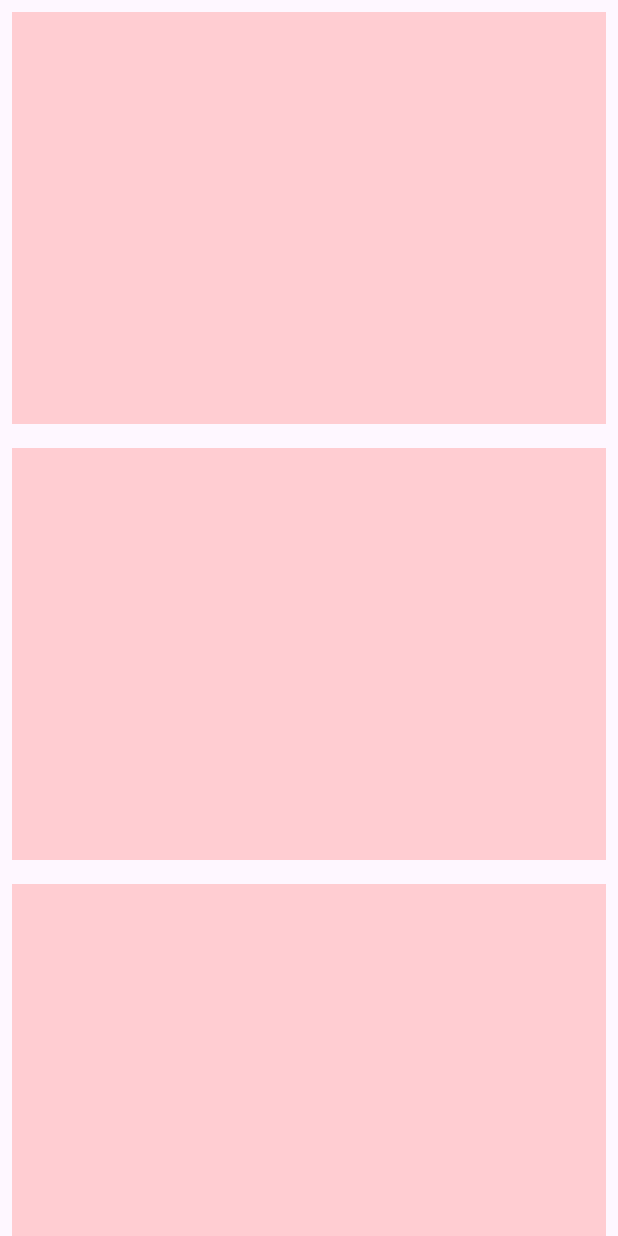
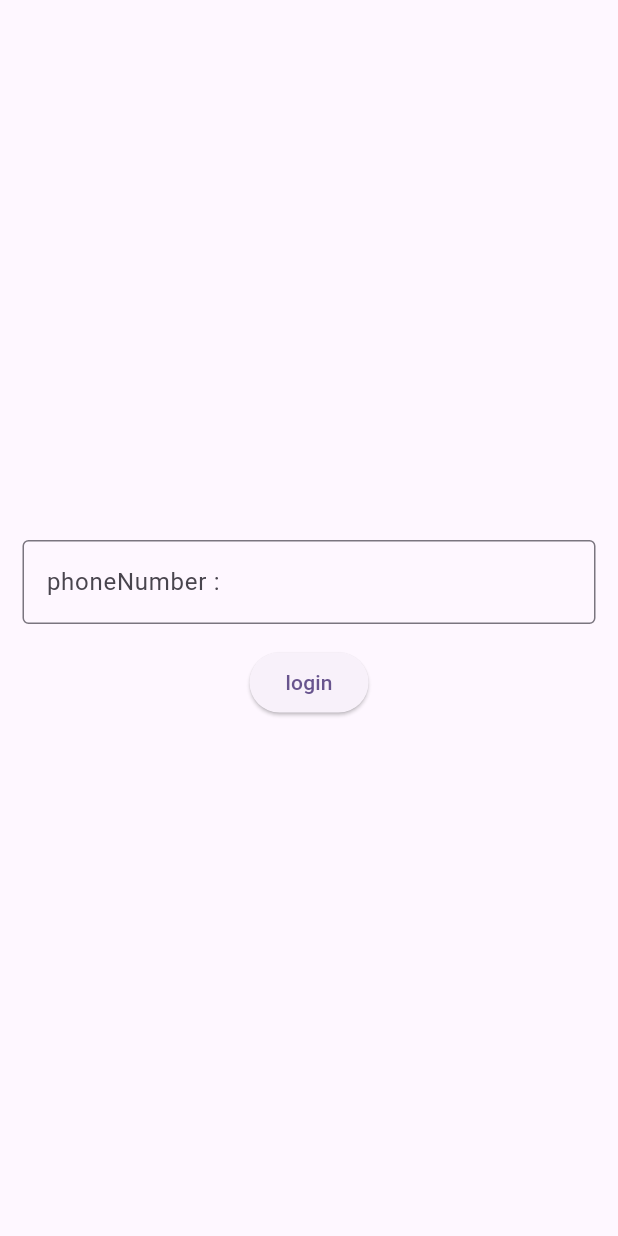
Before and after one commit to rahulrgz/kalpaka_customer_app, a Flutter app: the screen it shows after launch, on a phone screen of 412 x 824 dp. Run offline on Flutter 3.47's test engine with Material 3 defaults, Android fonts, the light colour scheme and no system bars; our stand-ins replace cloud_firestore, firebase_core, flutter_riverpod, fpdart, riverpod; accounts and stored records are empty.

Commit message:
login set

```diff
--- /dev/null
+++ b/lib/core/constants/firebaseConstants.dart
@@ -0,0 +1,3 @@
+class FirebaseConstants{
+  static const orderCollection='orders';
+}
--- /dev/null
+++ b/lib/core/failure.dart
@@ -0,0 +1,5 @@
+class Failure{
+  final String message;
+
+  Failure(this.message);
+}
--- /dev/null
+++ b/lib/core/type_def.dart
@@ -0,0 +1,5 @@
+import 'package:fpdart/fpdart.dart';
+import 'failure.dart';
+
+typedef FutureEither<T>=Future<Either<Failure,T>>;
+typedef FutureVoid=FutureEither<void>;
--- /dev/null
+++ b/lib/core/utils.dart
@@ -0,0 +1,6 @@
+import 'package:flutter/cupertino.dart';
+import 'package:flutter/material.dart';
+
+void showSnackbar({required BuildContext context, required String text}){
+  ScaffoldMessenger.of(context)..hideCurrentSnackBar()..showSnackBar(SnackBar(content: Text(text)));
+}
--- /dev/null
+++ b/lib/features/authentication/screens/loginScreen.dart
@@ -0,0 +1,46 @@
+import 'package:flutter/material.dart';
+import 'package:flutter_riverpod/flutter_riverpod.dart';
+import 'package:kalpaka_customer_app/features/authentication/authController/authController.dart';
+import 'package:riverpod/riverpod.dart';
+
+
+class LoginScreen extends ConsumerStatefulWidget {
+   LoginScreen({super.key});
+
+  @override
+  ConsumerState<LoginScreen> createState() => _LoginScreenState();
+}
+
+class _LoginScreenState extends ConsumerState<LoginScreen> {
+  final _phoneController=TextEditingController();
+
+  loginUser(){
+    ref.read(authControllerProvider.notifier).loginUser(number: _phoneController.text, context: context);
+  }
+
+  @override
+  Widget build(BuildContext context) {
+    return Scaffold(
+      body: Column(
+        mainAxisAlignment: MainAxisAlignment.center,
+        children: [
+          Padding(
+            padding: const EdgeInsets.all(15.0),
+            child: TextFormField(
+              controller: _phoneController,
+              decoration: InputDecoration(
+                  hintText: 'phoneNumber :',
+                  border: OutlineInputBorder()),
+            ),
+          ),
+
+          ElevatedButton(onPressed: (){
+loginUser();
+          },
+              child: Text("login"),
+          )
+        ],
+      ),
+    );
+  }
+}
--- a/lib/main.dart
+++ b/lib/main.dart
@@ -1,8 +1,14 @@
+import 'package:firebase_core/firebase_core.dart';
 import 'package:flutter/material.dart';
-import 'package:kalpaka_customer_app/features/homePage/screeens/homeScreen.dart';
+import 'package:flutter_riverpod/flutter_riverpod.dart';
+import 'package:kalpaka_customer_app/features/authentication/screens/loginScreen.dart';
 
-void main() {
-  runApp(const MyApp());
+import 'firebase_options.dart';
+
+void main() async{
+  WidgetsFlutterBinding.ensureInitialized();
+  await Firebase.initializeApp(options: DefaultFirebaseOptions.currentPlatform);
+  runApp(ProviderScope(child:  MyApp()));
 }
 
 class MyApp extends StatelessWidget {
@@ -14,25 +20,10 @@
     return MaterialApp(
       title: 'Flutter Demo',
       theme: ThemeData(
-        // This is the theme of your application.
-        //
-        // TRY THIS: Try running your application with "flutter run". You'll see
-        // the application has a purple toolbar. Then, without quitting the app,
-        // try changing the seedColor in the colorScheme below to Colors.green
-        // and then invoke "hot reload" (save your changes or press the "hot
-        // reload" button in a Flutter-supported IDE, or press "r" if you used
-        // the command line to start the app).
-        //
-        // Notice that the counter didn't reset back to zero; the application
-        // state is not lost during the reload. To reset the state, use hot
-        // restart instead.
-        //
-        // This works for code too, not just values: Most code changes can be
-        // tested with just a hot reload.
         colorScheme: ColorScheme.fromSeed(seedColor: Colors.deepPurple),
         useMaterial3: true,
       ),
-      home: HomeScreen(),
+      home: LoginScreen(),
     );
   }
 }
--- a/pubspec.yaml
+++ b/pubspec.yaml
@@ -30,6 +30,10 @@ environment:
 dependencies:
   flutter:
     sdk: flutter
+  firebase_core: ^2.22.0
+  cloud_firestore: ^4.13.1
+  fpdart: ^1.1.0
+  flutter_riverpod: ^2.4.6
 
 
   # The following adds the Cupertino Icons font to your application.
```
Also changed, not shown: lib/features/authentication/authController/authController.dart (added, +35 -0 lines), lib/features/authentication/authRepository/authRepository.dart (added, +46 -0 lines), lib/model/orderModel.dart (added, +25 -0 lines), lib/firebase_options.dart (added), pubspec.lock, 2 other files.
